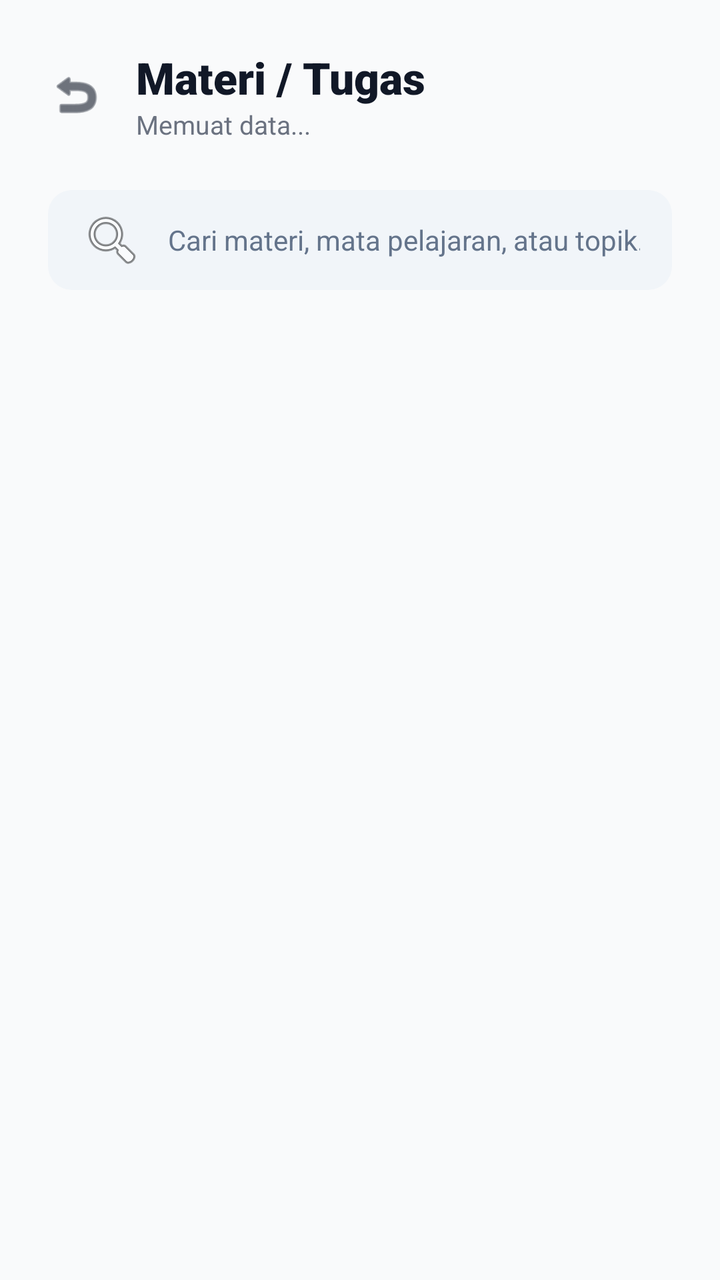
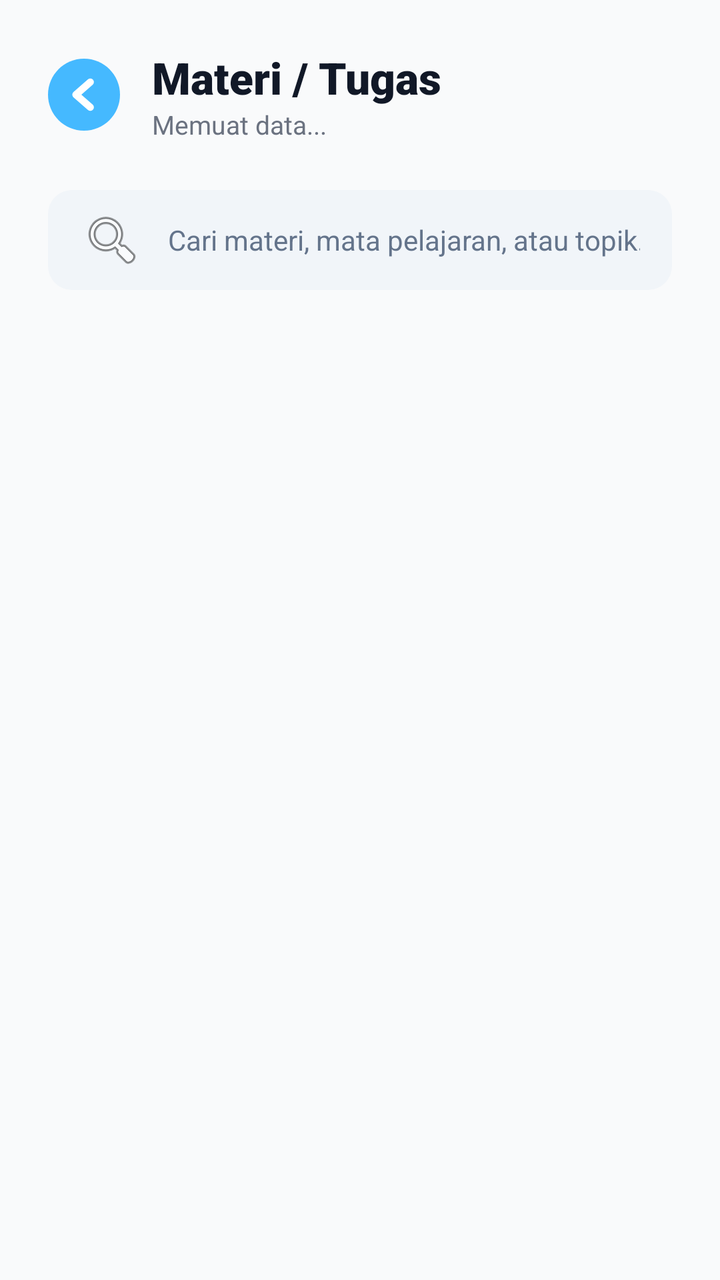

Before-and-after screenshots of an Android layout around one commit, followed by the original layout XML and the change that was made.
<!-- AndroidManifest.xml: application theme Theme.AppCompat.Light.NoActionBar -->
<!-- res/layout/activity_materi_tugas.xml -->
<?xml version="1.0" encoding="utf-8"?>
<RelativeLayout xmlns:android="http://schemas.android.com/apk/res/android"
    xmlns:app="http://schemas.android.com/apk/res-auto"
    android:layout_width="match_parent"
    android:layout_height="match_parent"
    android:background="#F9FAFB">

    <LinearLayout
        android:id="@+id/headerAkademik"
        android:layout_width="match_parent"
        android:layout_height="wrap_content"
        android:orientation="horizontal"
        android:padding="24dp"
        android:gravity="center_vertical">
        <ImageView
            android:id="@+id/btnBackAkademik"
            android:layout_width="28dp"
            android:layout_height="28dp"
            android:src="@android:drawable/ic_menu_revert"
            app:tint="#111827"
            android:background="?attr/selectableItemBackgroundBorderless"/>
        <LinearLayout
            android:layout_width="wrap_content"
            android:layout_height="wrap_content"
            android:orientation="vertical"
            android:layout_marginStart="16dp">
            <TextView
                android:id="@+id/tvJudulHalaman"
                android:layout_width="wrap_content"
                android:layout_height="wrap_content"
                android:text="Materi / Tugas"
                android:textColor="#111827"
                android:textSize="22sp"
                android:textStyle="bold"
                android:fontFamily="sans-serif-black"/>
            <TextView
                android:id="@+id/tvSubJudulHalaman"
                android:layout_width="wrap_content"
                android:layout_height="wrap_content"
                android:text="Memuat data..."
                android:textColor="#6B7280"
                android:textSize="13sp"/>
        </LinearLayout>
    </LinearLayout>

    <EditText
        android:id="@+id/etSearchMateri"
        android:layout_width="match_parent"
        android:layout_height="50dp"
        android:layout_below="@id/headerAkademik"
        android:layout_marginHorizontal="24dp"
        android:layout_marginBottom="16dp"
        android:background="@drawable/bg_input_light_rounded"
        android:drawableStart="@android:drawable/ic_menu_search"
        android:drawablePadding="12dp"
        android:hint="Cari materi, mata pelajaran, atau topik..."
        android:paddingHorizontal="16dp"
        android:textColor="@color/text_primary"
        android:textColorHint="@color/text_secondary"
        android:textSize="14sp"
        android:maxLines="1"
        android:inputType="text"
        android:imeOptions="actionSearch" />

    <androidx.core.widget.NestedScrollView
        android:layout_width="match_parent"
        android:layout_height="match_parent"
        android:layout_below="@id/etSearchMateri"
        android:clipToPadding="false"
        android:paddingBottom="40dp">

        <LinearLayout
            android:layout_width="match_parent"
            android:layout_height="wrap_content"
            android:orientation="vertical">

            <HorizontalScrollView
                android:layout_width="match_parent"
                android:layout_height="wrap_content"
                android:scrollbars="none"
                android:paddingHorizontal="24dp"
                android:layout_marginBottom="20dp">
                <LinearLayout
                    android:id="@+id/wadahFilterMapel"
                    android:layout_width="wrap_content"
                    android:layout_height="wrap_content"
                    android:orientation="horizontal">
                </LinearLayout>
            </HorizontalScrollView>

            <LinearLayout
                android:layout_width="match_parent"
                android:layout_height="wrap_content"
                android:orientation="vertical"
                android:paddingHorizontal="24dp">

                <LinearLayout
                    android:id="@+id/wadahDataAkademik"
                    android:layout_width="match_parent"
                    android:layout_height="wrap_content"
                    android:orientation="vertical">
                </LinearLayout>

            </LinearLayout>
        </LinearLayout>
    </androidx.core.widget.NestedScrollView>

    <LinearLayout
        android:id="@+id/loadingAkademik"
        android:layout_width="match_parent"
        android:layout_height="match_parent"
        android:background="#B3FFFFFF"
        android:gravity="center"
        android:orientation="vertical"
        android:visibility="gone"
        android:clickable="true">
        <ProgressBar android:layout_width="wrap_content" android:layout_height="wrap_content"/>
        <TextView android:layout_width="wrap_content" android:layout_height="wrap_content" android:text="Memuat Data..." android:textColor="#111827" android:textStyle="bold" android:layout_marginTop="16dp"/>
    </LinearLayout>
</RelativeLayout>
<!-- resources referenced by this layout -->
<resources>
  <color name="text_primary">#0F172A</color>
  <color name="text_secondary">#64748B</color>
  <!-- drawable bg_input_light_rounded (drawable) -->
  <?xml version="1.0" encoding="utf-8"?>
  <shape xmlns:android="http://schemas.android.com/apk/res/android"
      android:shape="rectangle">
      <solid android:color="@color/bg_light_grey" />
      <corners android:radius="12dp" />
  </shape>
  <color name="bg_light_grey">#F1F5F9</color>
</resources>

<!-- the commit's change to res/layout/activity_materi_tugas.xml (unified diff, before → after) -->
@@ -14,10 +14,9 @@
         android:gravity="center_vertical">
         <ImageView
             android:id="@+id/btnBackAkademik"
-            android:layout_width="28dp"
-            android:layout_height="28dp"
-            android:src="@android:drawable/ic_menu_revert"
-            app:tint="#111827"
+            android:layout_width="36dp"
+            android:layout_height="36dp"
+            android:src="@drawable/ic_back_circle"
             android:background="?attr/selectableItemBackgroundBorderless"/>
         <LinearLayout
             android:layout_width="wrap_content"
<!-- resource entries referenced after the edit -->
@@ -9,6 +9,26 @@
       <solid android:color="@color/bg_light_grey" />
       <corners android:radius="12dp" />
   </shape>
+  <!-- drawable ic_back_circle (drawable) -->
+  <?xml version="1.0" encoding="utf-8"?>
+  <vector xmlns:android="http://schemas.android.com/apk/res/android"
+      android:width="40dp"
+      android:height="40dp"
+      android:viewportWidth="40"
+      android:viewportHeight="40">
+      
+      <path
+          android:fillColor="#45B9FF"
+          android:pathData="M20,0C8.954,0 0,8.954 0,20s8.954,20 20,20 20,-8.954 20,-20S31.046,0 20,0z"/>
+      
+      <path
+          android:strokeColor="#FFFFFF"
+          android:strokeWidth="4"
+          android:strokeLineCap="round"
+          android:strokeLineJoin="round"
+          android:fillColor="#00000000"
+          android:pathData="M23.5,13 L15.5,20 L23.5,27"/>
+  </vector>
   <color name="bg_light_grey">#F1F5F9</color>
 </resources>
 
